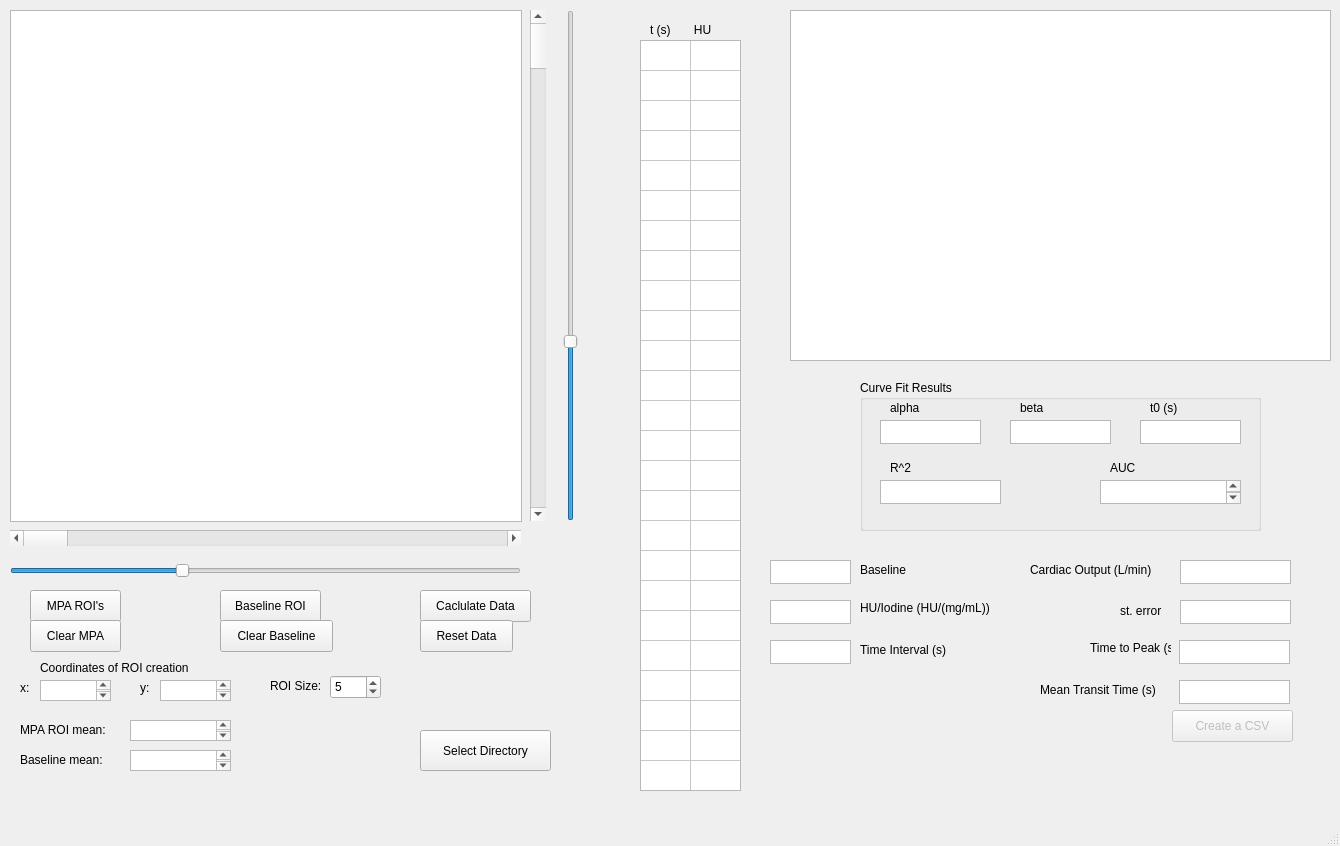
ogdenk/CTCO, file CTCOGUI.ui: the form before one commit.
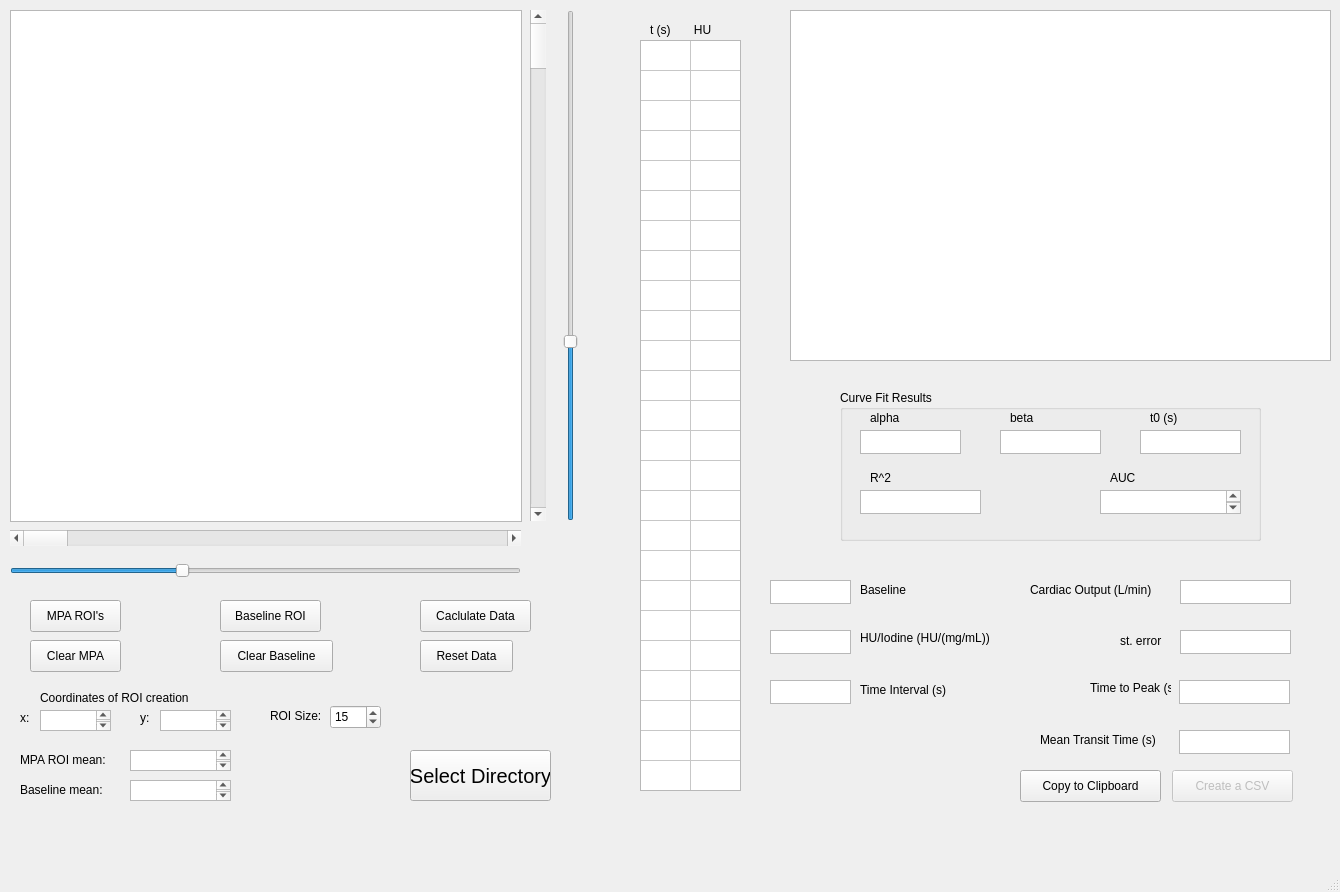
The form after the commit. Custom widgets are drawn as their Qt base class.

Commit message: Data can now be copied to clipboard, image still not properly centered

What changed in the file:
```diff
--- a/CTCOGUI.ui
+++ b/CTCOGUI.ui
@@ -7,7 +7,7 @@
     <x>0</x>
     <y>0</y>
     <width>1340</width>
-    <height>846</height>
+    <height>892</height>
    </rect>
   </property>
   <property name="windowTitle">
@@ -110,7 +110,7 @@
     <property name="geometry">
      <rect>
       <x>30</x>
-      <y>590</y>
+      <y>600</y>
       <width>91</width>
       <height>32</height>
      </rect>
@@ -123,7 +123,7 @@
     <property name="geometry">
      <rect>
       <x>30</x>
-      <y>620</y>
+      <y>640</y>
       <width>91</width>
       <height>32</height>
      </rect>
@@ -136,7 +136,7 @@
     <property name="geometry">
      <rect>
       <x>330</x>
-      <y>675</y>
+      <y>705</y>
       <width>51</width>
       <height>24</height>
      </rect>
@@ -148,14 +148,14 @@
      <number>50</number>
     </property>
     <property name="value">
-     <number>5</number>
+     <number>15</number>
     </property>
    </widget>
    <widget class="QLabel" name="label_4">
     <property name="geometry">
      <rect>
       <x>270</x>
-      <y>670</y>
+      <y>700</y>
       <width>61</width>
       <height>31</height>
      </rect>
@@ -168,7 +168,7 @@
     <property name="geometry">
      <rect>
       <x>220</x>
-      <y>590</y>
+      <y>600</y>
       <width>101</width>
       <height>32</height>
      </rect>
@@ -181,7 +181,7 @@
     <property name="geometry">
      <rect>
       <x>40</x>
-      <y>660</y>
+      <y>690</y>
       <width>171</width>
       <height>16</height>
      </rect>
@@ -194,7 +194,7 @@
     <property name="geometry">
      <rect>
       <x>40</x>
-      <y>680</y>
+      <y>710</y>
       <width>71</width>
       <height>21</height>
      </rect>
@@ -204,7 +204,7 @@
     <property name="geometry">
      <rect>
       <x>20</x>
-      <y>680</y>
+      <y>710</y>
       <width>16</width>
       <height>16</height>
      </rect>
@@ -217,7 +217,7 @@
     <property name="geometry">
      <rect>
       <x>140</x>
-      <y>680</y>
+      <y>710</y>
       <width>16</width>
       <height>16</height>
      </rect>
@@ -230,7 +230,7 @@
     <property name="geometry">
      <rect>
       <x>160</x>
-      <y>680</y>
+      <y>710</y>
       <width>71</width>
       <height>21</height>
      </rect>
@@ -250,7 +250,7 @@
     <property name="geometry">
      <rect>
       <x>1090</x>
-      <y>640</y>
+      <y>680</y>
       <width>81</width>
       <height>16</height>
      </rect>
@@ -263,7 +263,7 @@
     <property name="geometry">
      <rect>
       <x>1179</x>
-      <y>640</y>
+      <y>680</y>
       <width>111</width>
       <height>24</height>
      </rect>
@@ -282,7 +282,7 @@
     <property name="geometry">
      <rect>
       <x>1179</x>
-      <y>680</y>
+      <y>730</y>
       <width>111</width>
       <height>24</height>
      </rect>
@@ -301,7 +301,7 @@
     <property name="geometry">
      <rect>
       <x>1120</x>
-      <y>600</y>
+      <y>630</y>
       <width>51</width>
       <height>21</height>
      </rect>
@@ -314,7 +314,7 @@
     <property name="geometry">
      <rect>
       <x>1180</x>
-      <y>600</y>
+      <y>630</y>
       <width>111</width>
       <height>24</height>
      </rect>
@@ -333,7 +333,7 @@
     <property name="geometry">
      <rect>
       <x>1040</x>
-      <y>680</y>
+      <y>730</y>
       <width>131</width>
       <height>20</height>
      </rect>
@@ -346,7 +346,7 @@
     <property name="geometry">
      <rect>
       <x>1180</x>
-      <y>560</y>
+      <y>580</y>
       <width>111</width>
       <height>24</height>
      </rect>
@@ -368,7 +368,7 @@
     <property name="geometry">
      <rect>
       <x>1030</x>
-      <y>560</y>
+      <y>580</y>
       <width>141</width>
       <height>20</height>
      </rect>
@@ -380,9 +380,9 @@
    <widget class="QGroupBox" name="CurveFitResults">
     <property name="geometry">
      <rect>
-      <x>860</x>
-      <y>380</y>
-      <width>401</width>
+      <x>840</x>
+      <y>390</y>
+      <width>421</width>
       <height>151</height>
      </rect>
     </property>
@@ -443,7 +443,7 @@
     <widget class="QPlainTextEdit" name="beta">
      <property name="geometry">
       <rect>
-       <x>150</x>
+       <x>160</x>
        <y>40</y>
        <width>101</width>
        <height>24</height>
@@ -462,7 +462,7 @@
     <widget class="QPlainTextEdit" name="AUC">
      <property name="geometry">
       <rect>
-       <x>240</x>
+       <x>260</x>
        <y>100</y>
        <width>141</width>
        <height>24</height>
@@ -484,7 +484,7 @@
     <widget class="QLabel" name="label_beta">
      <property name="geometry">
       <rect>
-       <x>160</x>
+       <x>170</x>
        <y>20</y>
        <width>31</width>
        <height>16</height>
@@ -510,7 +510,7 @@
     <widget class="QLabel" name="label_toffset">
      <property name="geometry">
       <rect>
-       <x>290</x>
+       <x>310</x>
        <y>20</y>
        <width>31</width>
        <height>16</height>
@@ -523,7 +523,7 @@
     <widget class="QPlainTextEdit" name="t0">
      <property name="geometry">
       <rect>
-       <x>280</x>
+       <x>300</x>
        <y>40</y>
        <width>101</width>
        <height>24</height>
@@ -542,7 +542,7 @@
     <widget class="QLabel" name="label_AUC">
      <property name="geometry">
       <rect>
-       <x>250</x>
+       <x>270</x>
        <y>80</y>
        <width>31</width>
        <height>16</height>
@@ -560,7 +560,7 @@
     <property name="geometry">
      <rect>
       <x>420</x>
-      <y>590</y>
+      <y>600</y>
       <width>111</width>
       <height>32</height>
      </rect>
@@ -661,7 +661,7 @@
     <property name="geometry">
      <rect>
       <x>420</x>
-      <y>620</y>
+      <y>640</y>
       <width>93</width>
       <height>32</height>
      </rect>
@@ -674,7 +674,7 @@
     <property name="geometry">
      <rect>
       <x>770</x>
-      <y>600</y>
+      <y>630</y>
       <width>81</width>
       <height>24</height>
      </rect>
@@ -690,7 +690,7 @@
     <property name="geometry">
      <rect>
       <x>860</x>
-      <y>600</y>
+      <y>630</y>
       <width>151</width>
       <height>16</height>
      </rect>
@@ -703,7 +703,7 @@
     <property name="geometry">
      <rect>
       <x>860</x>
-      <y>560</y>
+      <y>580</y>
       <width>51</width>
       <height>20</height>
      </rect>
@@ -716,7 +716,7 @@
     <property name="geometry">
      <rect>
       <x>770</x>
-      <y>640</y>
+      <y>680</y>
       <width>81</width>
       <height>24</height>
      </rect>
@@ -735,7 +735,7 @@
     <property name="geometry">
      <rect>
       <x>770</x>
-      <y>560</y>
+      <y>580</y>
       <width>81</width>
       <height>24</height>
      </rect>
@@ -754,7 +754,7 @@
     <property name="geometry">
      <rect>
       <x>860</x>
-      <y>640</y>
+      <y>680</y>
       <width>101</width>
       <height>20</height>
      </rect>
@@ -770,7 +770,7 @@
     <property name="geometry">
      <rect>
       <x>1172</x>
-      <y>710</y>
+      <y>770</y>
       <width>121</width>
       <height>32</height>
      </rect>
@@ -783,7 +783,7 @@
     <property name="geometry">
      <rect>
       <x>220</x>
-      <y>620</y>
+      <y>640</y>
       <width>113</width>
       <height>32</height>
      </rect>
@@ -796,7 +796,7 @@
     <property name="geometry">
      <rect>
       <x>130</x>
-      <y>720</y>
+      <y>750</y>
       <width>101</width>
       <height>21</height>
      </rect>
@@ -806,7 +806,7 @@
     <property name="geometry">
      <rect>
       <x>20</x>
-      <y>720</y>
+      <y>750</y>
       <width>101</width>
       <height>20</height>
      </rect>
@@ -819,7 +819,7 @@
     <property name="geometry">
      <rect>
       <x>130</x>
-      <y>750</y>
+      <y>780</y>
       <width>101</width>
       <height>21</height>
      </rect>
@@ -829,7 +829,7 @@
     <property name="geometry">
      <rect>
       <x>20</x>
-      <y>750</y>
+      <y>780</y>
       <width>91</width>
       <height>20</height>
      </rect>
@@ -841,12 +841,17 @@
    <widget class="QPushButton" name="DirSelect">
     <property name="geometry">
      <rect>
-      <x>420</x>
-      <y>730</y>
-      <width>131</width>
-      <height>41</height>
+      <x>410</x>
+      <y>750</y>
+      <width>141</width>
+      <height>51</height>
      </rect>
     </property>
+    <property name="font">
+     <font>
+      <pointsize>15</pointsize>
+     </font>
+    </property>
     <property name="text">
      <string>Select Directory</string>
     </property>
@@ -864,6 +869,19 @@
      <string>t (s)       HU</string>
     </property>
    </widget>
+   <widget class="QPushButton" name="copier">
+    <property name="geometry">
+     <rect>
+      <x>1020</x>
+      <y>770</y>
+      <width>141</width>
+      <height>32</height>
+     </rect>
+    </property>
+    <property name="text">
+     <string>Copy to Clipboard</string>
+    </property>
+   </widget>
   </widget>
   <widget class="QMenuBar" name="menubar">
    <property name="geometry">
```
The commit also changes 2 other files.
